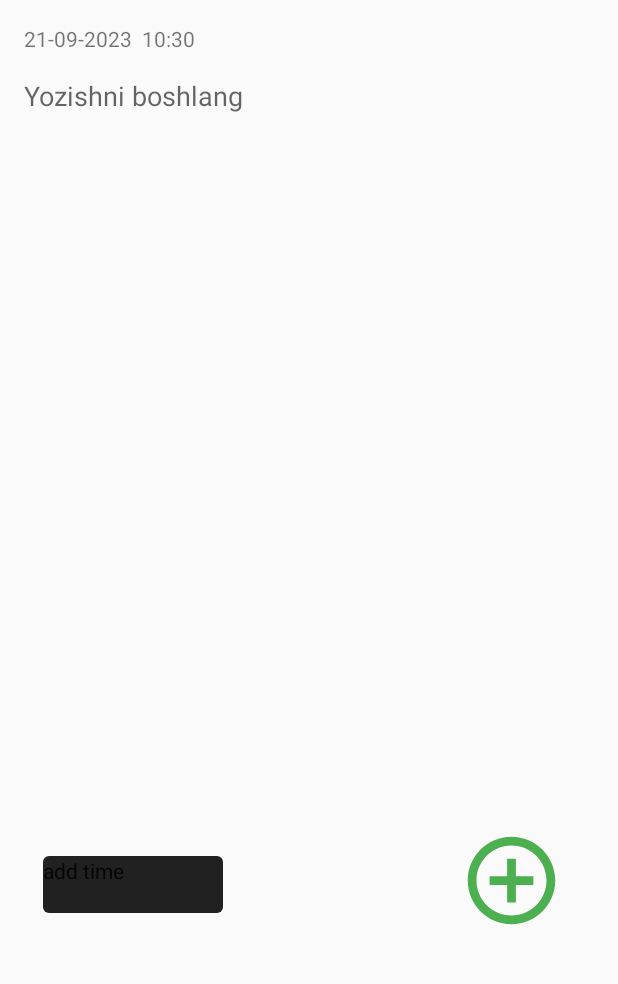
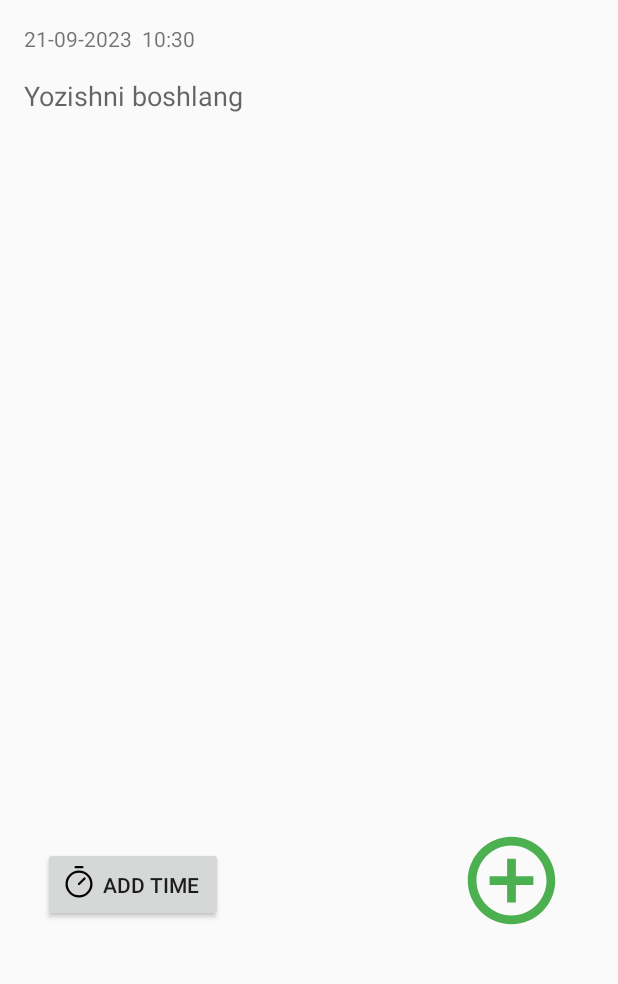
Before and after one commit to SeikoGB/NoteApp, an Android app: the screen it shows after launch (MainActivity), after a tap on an icon or button, on a phone screen of 412 x 824 dp, the part 249-1233 px from its top. Run offline under Robolectric (Android 15) with nearby library versions, the phone set to English and light mode, and no system bars; our stand-ins replace Room's generated code.

Commit message:
Behruzbek123

```diff
--- a/app/src/main/java/com/example/noteapp/Fragments/AddFragment.kt
+++ b/app/src/main/java/com/example/noteapp/Fragments/AddFragment.kt
@@ -34,7 +34,7 @@ class AddFragment:Fragment() {
     private lateinit var add_message:Button
 
     private lateinit var list: ArrayList<Note_model>
-    private lateinit var add_time:MaterialButton
+    private lateinit var add_time:Button
     private lateinit var contact:Note_model
 
 
@@ -71,6 +71,7 @@ class AddFragment:Fragment() {
             parentFragmentManager.beginTransaction()
                 .setReorderingAllowed(true)
                 .replace(R.id.container,AddTimeFragment())
+                .addToBackStack("AddFragment")
                 .commit()
         }
 
--- a/app/src/main/res/layout/fragment_add_time.xml
+++ b/app/src/main/res/layout/fragment_add_time.xml
@@ -30,7 +30,7 @@
             app:layout_constraintTop_toTopOf="parent"
             app:layout_constraintVertical_bias="0.094" />
 
-        <com.google.android.material.button.MaterialButton
+        <Button
             android:id="@+id/save"
             android:layout_width="180dp"
             android:layout_height="80dp"
@@ -55,7 +55,7 @@
             app:layout_constraintTop_toBottomOf="@+id/calendarView"
             app:layout_constraintVertical_bias="0.8" />
 
-        <com.google.android.material.button.MaterialButton
+        <Button
             android:id="@+id/reschedule"
             android:layout_width="0dp"
             android:layout_height="80dp"
--- a/app/src/main/res/layout/note_add.xml
+++ b/app/src/main/res/layout/note_add.xml
@@ -78,7 +78,7 @@
         android:id="@+id/edit_text"
         />
 
-    <com.google.android.material.button.MaterialButton
+    <Button
         android:layout_width="120dp"
         android:layout_height="50dp"
         android:text="add time"
```
